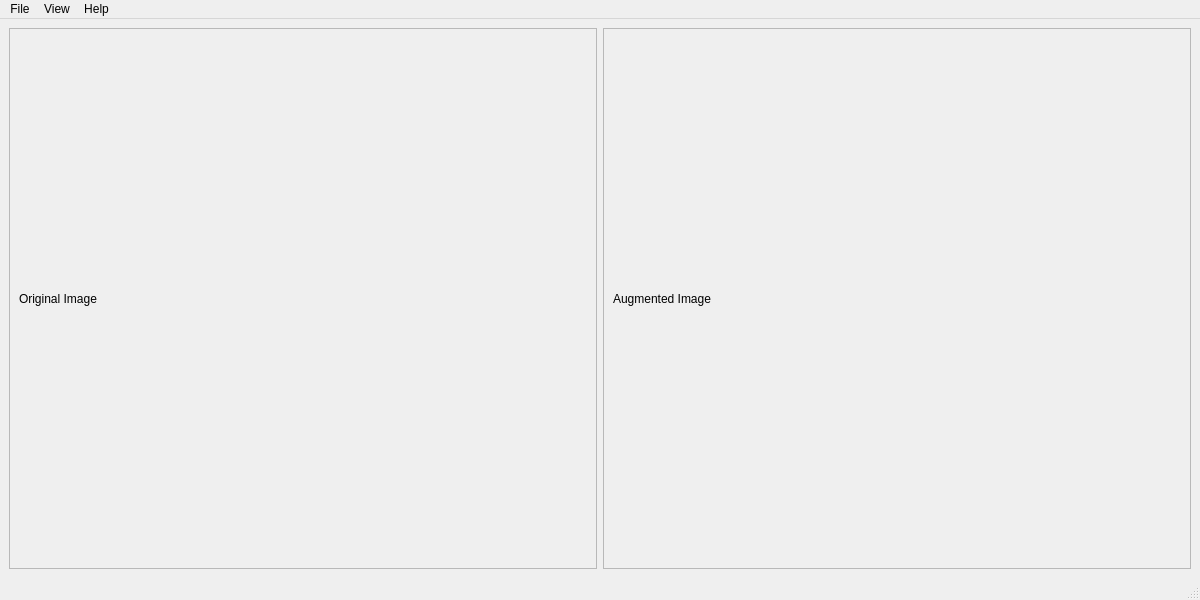
This is DualImageViewer/main_ui.ui in nae9on/PyQt5 as Qt 5 draws it before an edit. The edited form follows.
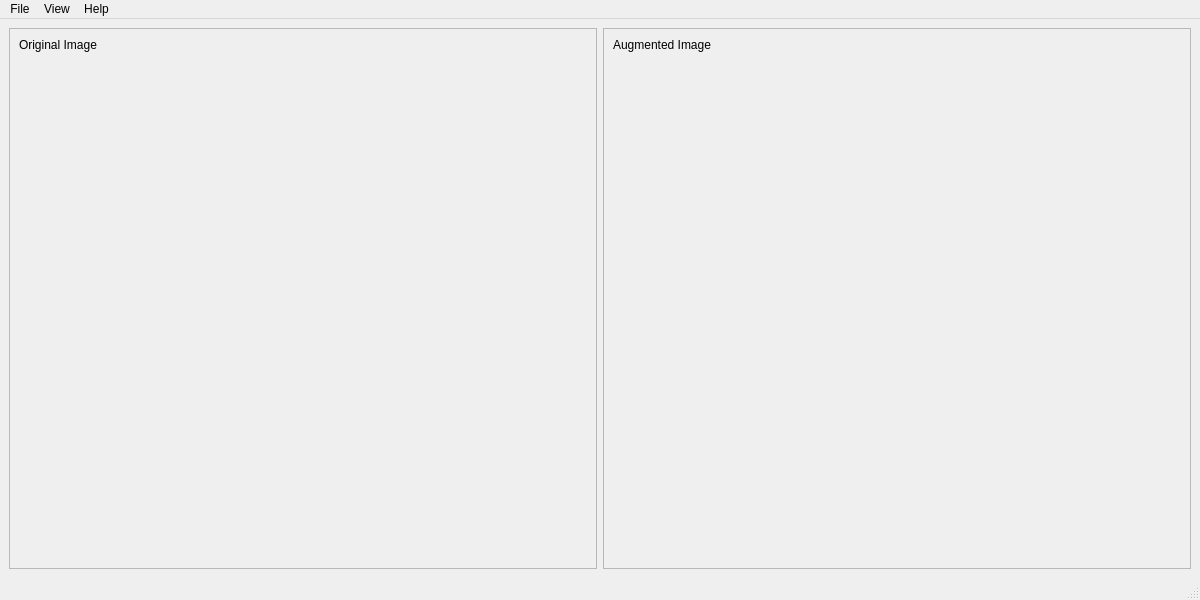
This is the edited form.

Commit message: Image on top left

The edit to the form file:
```diff
--- a/DualImageViewer/main_ui.ui
+++ b/DualImageViewer/main_ui.ui
@@ -37,6 +37,9 @@
             <property name="text">
              <string>Original Image</string>
             </property>
+            <property name="alignment">
+             <set>Qt::AlignLeading|Qt::AlignLeft|Qt::AlignTop</set>
+            </property>
            </widget>
           </item>
          </layout>
@@ -63,6 +66,9 @@
             <property name="text">
              <string>Augmented Image</string>
             </property>
+            <property name="alignment">
+             <set>Qt::AlignLeading|Qt::AlignLeft|Qt::AlignTop</set>
+            </property>
            </widget>
           </item>
          </layout>
```
